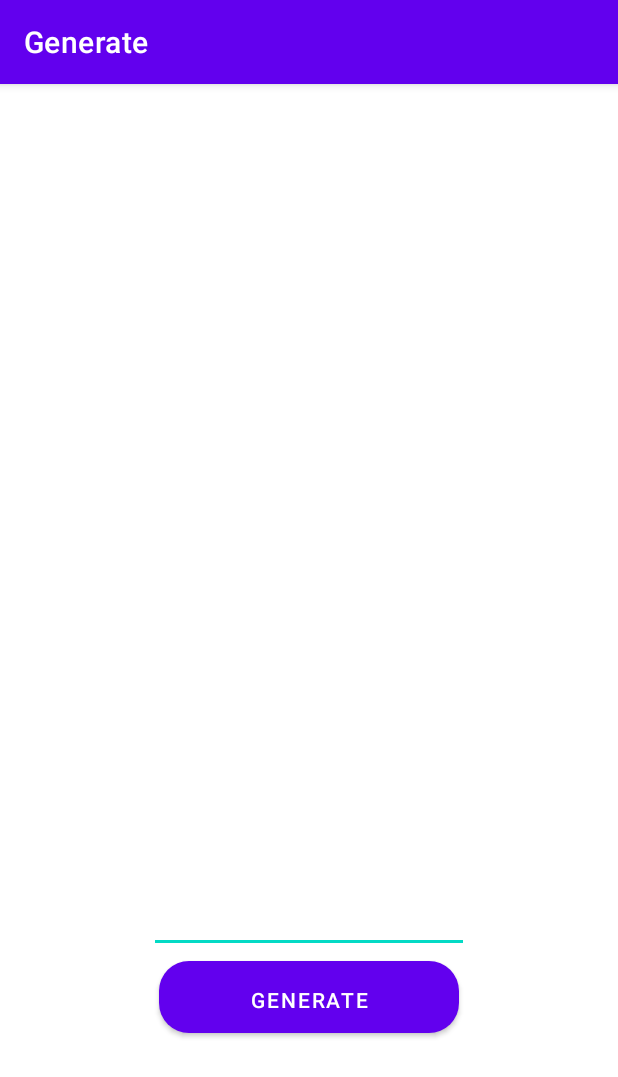
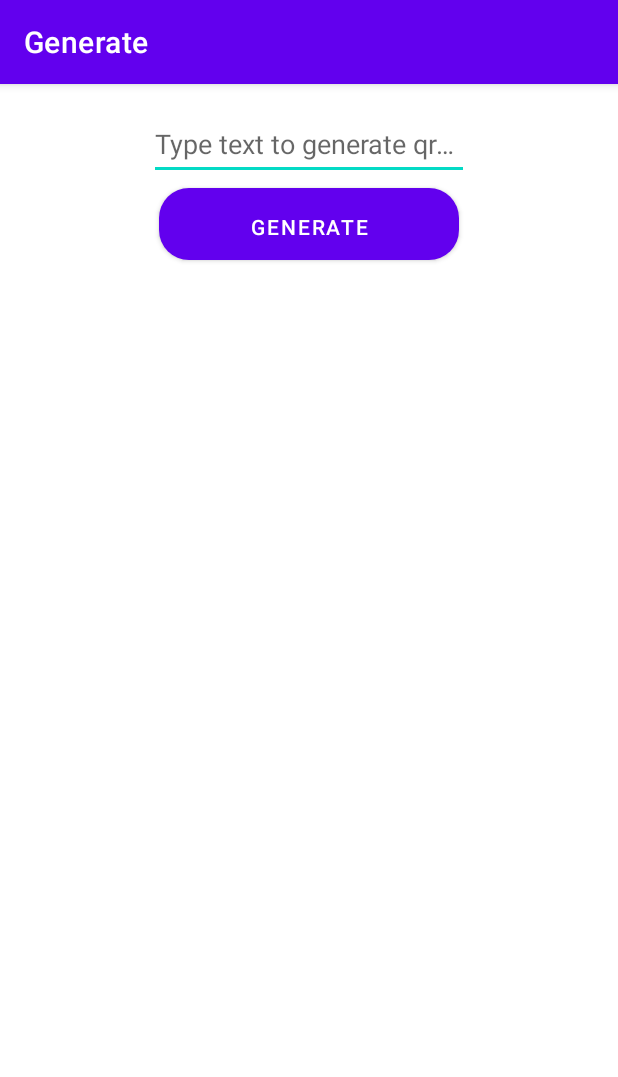
Before and after one commit to GloomyFoodeater/qr-app, an Android app: the GenerationActivity screen opened directly, with no data from a screen before it, after a tap on "GENERATE", on a phone screen of 412 x 824 dp. Shown: the top 1077 px of the screen. Run offline under Robolectric (Android 15) with nearby library versions, the phone set to English and light mode, and no system bars.

Commit message:
Add error handling and restoring UI state

```diff
--- a/app/src/main/java/com/example/qrapp/GenerationActivity.kt
+++ b/app/src/main/java/com/example/qrapp/GenerationActivity.kt
@@ -1,29 +1,58 @@
 package com.example.qrapp
 
+import android.os.Build
 import android.os.Bundle
 import android.view.View
+import android.view.animation.AlphaAnimation
 import android.widget.EditText
 import android.widget.ImageView
-import androidmads.library.qrgenearator.QRGContents
-import androidmads.library.qrgenearator.QRGEncoder
+import androidx.annotation.RequiresApi
 import androidx.appcompat.app.AppCompatActivity
-import java.lang.Integer.min
+import com.example.qrapp.QrConverter.Companion as Qr
 
 class GenerationActivity : AppCompatActivity() {
+    private lateinit var qrEdit: EditText
+    private lateinit var qrImageView: ImageView
+    private var savedInstanceState: Bundle? = null // Obtained in creation, used in focus changing
+
     override fun onCreate(savedInstanceState: Bundle?) {
         super.onCreate(savedInstanceState)
         setContentView(R.layout.activity_generation)
+        this.savedInstanceState = savedInstanceState
+        qrEdit = findViewById(R.id.qrEdit)
+        qrImageView = findViewById(R.id.qrImageView)
     }
 
+    // Handler to event when image view sizes are initialized
+    override fun onWindowFocusChanged(hasFocus: Boolean) {
+        super.onWindowFocusChanged(hasFocus)
+        if (hasFocus && savedInstanceState != null) {
+            val data = savedInstanceState!!.getString("data")!!
+            if (data != "") {
+                qrEdit.setText(data)
+                val image = Qr.stringToBitmap(data, qrImageView.width, qrImageView.height)
+                qrImageView.setImageBitmap(image)
+            }
+        }
+    }
+
+    @RequiresApi(Build.VERSION_CODES.TIRAMISU)
     fun onGenerate(@Suppress("UNUSED_PARAMETER") view: View) {
-        val sourceEdit = findViewById<EditText>(R.id.sourceEdit)
-        val data = sourceEdit.text.toString()
-        val generatedImageView = findViewById<ImageView>(R.id.generatedImageView)
-        val width = generatedImageView.width
-        val height = generatedImageView.height
-        val dimension = 3 * min(width, height) / 4
-        val encoder = QRGEncoder(data, QRGContents.Type.TEXT, dimension)
-        val image = encoder.getBitmap(0)
-        generatedImageView.setImageBitmap(image)
+        val data = qrEdit.text.toString()
+        if (data != "") {
+            val image = Qr.stringToBitmap(data, qrImageView.width, qrImageView.height)
+            qrImageView.setImageBitmap(image)
+        } else {
+            qrImageView.setImageBitmap(null)
+            val blinkAnimation = AlphaAnimation(0.0f, 1.0f)
+            blinkAnimation.duration = 200
+            blinkAnimation.repeatCount = 1
+            qrEdit.startAnimation(blinkAnimation)
+        }
+    }
+
+    override fun onSaveInstanceState(outState: Bundle) {
+        super.onSaveInstanceState(outState)
+        outState.putString("data", qrEdit.text.toString())
     }
 }
--- a/app/src/main/res/layout/activity_generation.xml
+++ b/app/src/main/res/layout/activity_generation.xml
@@ -3,31 +3,37 @@
     xmlns:tools="http://schemas.android.com/tools"
     android:layout_width="match_parent"
     android:layout_height="match_parent"
+    android:padding="16dp"
     tools:context=".GenerationActivity">
 
-    <ImageView
-        android:id="@+id/generatedImageView"
-        android:layout_width="300dp"
-        android:layout_height="300dp"
-        android:layout_centerInParent="true"
-        android:contentDescription="@string/generated_qr_code" />
 
     <EditText
-        android:id="@+id/sourceEdit"
+        android:id="@+id/qrEdit"
         android:layout_width="wrap_content"
         android:layout_height="wrap_content"
+        android:layout_centerHorizontal="true"
         android:ems="10"
-        android:inputType="textPersonName"
-        android:layout_below="@+id/generatedImageView"
-        android:layout_centerHorizontal="true"
-        tools:ignore="LabelFor"
-        android:importantForAutofill="no" />
+        android:hint="@string/qrEditHint"
+        android:importantForAutofill="no"
+        android:inputType="text"
+        android:minHeight="48dp"
+        tools:ignore="LabelFor" />
 
     <Button
         android:id="@+id/button"
-        android:text="@string/generate"
         style="@style/primary_btn"
-        android:layout_below="@+id/sourceEdit"
+        android:layout_below="@+id/qrEdit"
         android:layout_centerHorizontal="true"
-        android:onClick="onGenerate"/>
+        android:onClick="onGenerate"
+        android:text="@string/generate" />
+
+
+    <ImageView
+        android:id="@+id/qrImageView"
+        android:layout_width="300dp"
+        android:layout_height="300dp"
+        android:layout_below="@id/button"
+        android:layout_centerHorizontal="true"
+        android:contentDescription="@string/generated_qr_code" />
+
 </RelativeLayout>
--- a/app/src/main/res/values/strings.xml
+++ b/app/src/main/res/values/strings.xml
@@ -3,4 +3,5 @@
     <string name="scan">Scan</string>
     <string name="generate">Generate</string>
     <string name="generated_qr_code">Generated QR code</string>
+    <string name="qrEditHint">Type text to generate qr…</string>
 </resources>
```
Also changed, not shown: app/src/main/java/com/example/qrapp/QrConverter.kt (added, +15 -0 lines).
